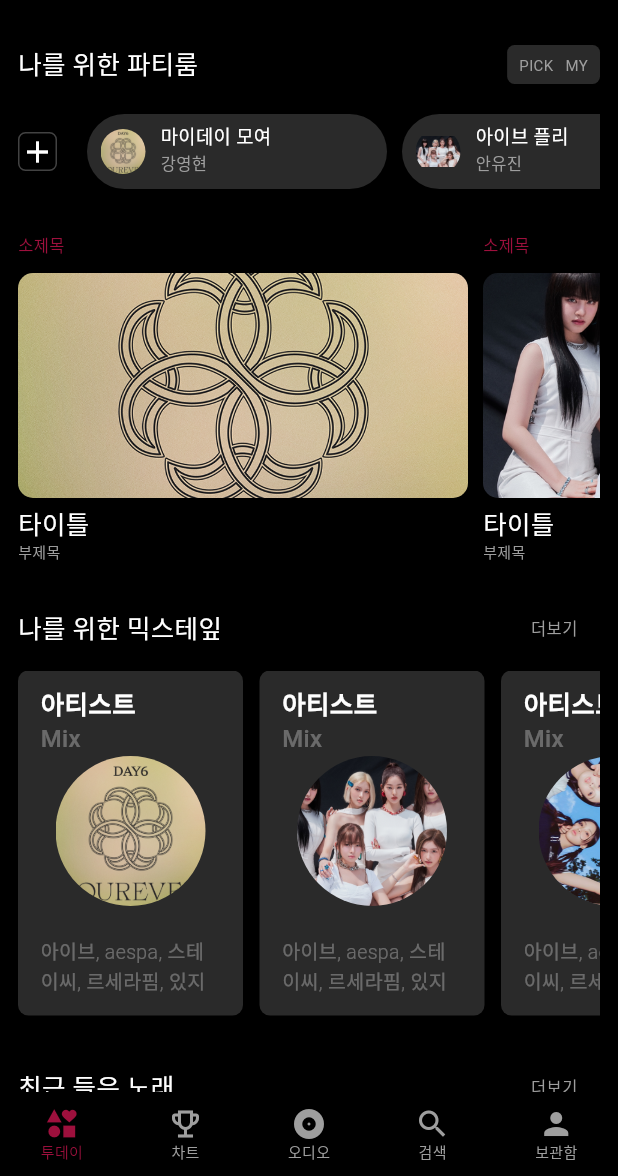
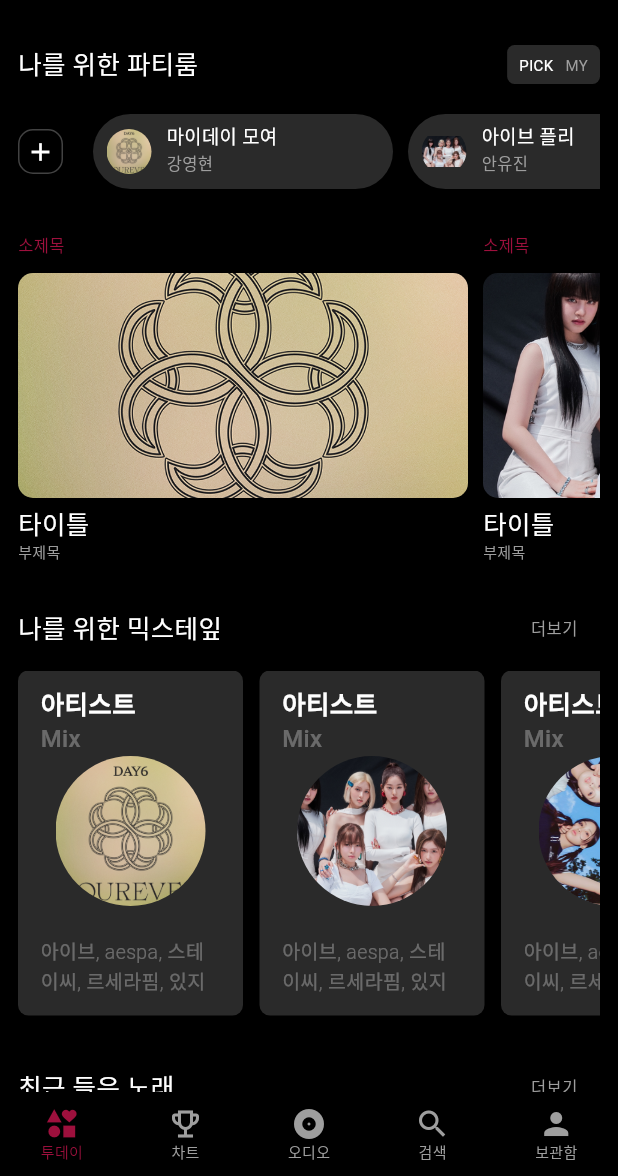
Before and after one commit to SO-HUII/Music-App-Clone-Coding, a Flutter app: the HomeView screen opened by its route, on a phone screen of 412 x 824 dp, the part 60-1236 px from its top. Run offline on Flutter 3.47's test engine with Material 3 defaults, Android fonts, the phone set to English and light mode, and no system bars; our stand-ins replace flutter_svg, get; network calls fail.

```diff
--- a/lib/models/home.model.dart
+++ b/lib/models/home.model.dart
@@ -1,8 +1,7 @@
 class HomeModel {
-  final String no, title, singer;
+  final String title, singer;
 
   HomeModel.fromJson(Map<String, dynamic> json)
-      : no = json['no'],
-        title = json['title'],
+      : title = json['title'],
         singer = json['singer'];
 }
--- a/lib/routes/home/components/partyRoom.widget.dart
+++ b/lib/routes/home/components/partyRoom.widget.dart
@@ -1,7 +1,9 @@
 import 'package:flutter/material.dart';
+import 'package:flutter/widgets.dart';
 import 'package:music_app_clone_coding/common/style/font.dart';
 
 List<Map<String, String>> partyRoomItems = [
+  {"image": "", "title": "", "manager": ""},
   {
     "image": "assets/images/singers/singer.png",
     "title": "마이데이 모여",
@@ -24,8 +26,15 @@ List<Map<String, String>> partyRoomItems = [
   },
 ];
 
-class PartyRoomWidget extends StatelessWidget {
+class PartyRoomWidget extends StatefulWidget {
   const PartyRoomWidget({super.key});
+
+  @override
+  State<PartyRoomWidget> createState() => _PartyRoomWidgetState();
+}
+
+class _PartyRoomWidgetState extends State<PartyRoomWidget> {
+  var isPick = true;
 
   @override
   Widget build(BuildContext context) {
@@ -50,13 +59,19 @@ class PartyRoomWidget extends StatelessWidget {
                 ),
                 child: Row(
                   children: [
-                    Container(
+                    Ink(
                       decoration: BoxDecoration(
-                        color: const Color(0xFF2a2a2a),
+                        color: isPick ? Colors.black : const Color(0xFF2a2a2a),
                         borderRadius: BorderRadius.circular(5),
                       ),
-                      child: const Padding(
-                        padding: EdgeInsets.symmetric(
+                      child: InkWell(
+                        onTap: () {
+                          setState(() {
+                            isPick = true;
+                          });
+                        },
+                        child: Padding(
+                          padding: const EdgeInsets.symmetric(
                             horizontal: 4,
                             vertical: 1,
                           ),
@@ -64,18 +79,25 @@ class PartyRoomWidget extends StatelessWidget {
                             "PICK",
                             style: TextStyle(
                               fontSize: 10,
-                            color: Colors.grey,
+                              color: isPick ? Colors.white : Colors.grey,
                             ),
                           ),
                         ),
                       ),
-                    Container(
+                    ),
+                    Ink(
                       decoration: BoxDecoration(
-                        color: const Color(0xFF2a2a2a),
+                        color: isPick ? const Color(0xFF2a2a2a) : Colors.black,
                         borderRadius: BorderRadius.circular(5),
                       ),
-                      child: const Padding(
-                        padding: EdgeInsets.symmetric(
+                      child: InkWell(
+                        onTap: () {
+                          setState(() {
+                            isPick = false;
+                          });
+                        },
+                        child: Padding(
+                          padding: const EdgeInsets.symmetric(
                             horizontal: 4,
                             vertical: 1,
                           ),
@@ -83,7 +105,8 @@ class PartyRoomWidget extends StatelessWidget {
                             "MY",
                             style: TextStyle(
                               fontSize: 10,
-                            color: Colors.grey,
+                              color: isPick ? Colors.grey : Colors.white,
+                            ),
                           ),
                         ),
                       ),
@@ -95,27 +118,36 @@ class PartyRoomWidget extends StatelessWidget {
           ],
         ),
         const SizedBox(height: 20),
-        SizedBox(
+        isPick
+            ? SizedBox(
                 height: 50,
                 child: Row(
                   children: [
-              Container(
-                decoration: BoxDecoration(
-                  color: Colors.black,
-                  borderRadius: BorderRadius.circular(5),
-                  border: Border.all(color: const Color(0xFF424242)),
-                ),
-                child: const Icon(
-                  Icons.add,
-                  color: Colors.white,
-                ),
-              ),
-              const SizedBox(width: 20),
                     Expanded(
                       child: ListView.builder(
                         scrollDirection: Axis.horizontal,
                         itemCount: partyRoomItems.length,
                         itemBuilder: (context, index) {
+                          if (index == 0) {
+                            return Padding(
+                              padding: const EdgeInsets.fromLTRB(0, 10, 20, 10),
+                              child: Container(
+                                width: 30,
+                                height: 30,
+                                decoration: BoxDecoration(
+                                  color: Colors.black,
+                                  borderRadius: BorderRadius.circular(10),
+                                  border: Border.all(
+                                      color: const Color(0xFF424242)),
+                                ),
+                                child: const Icon(
+                                  Icons.add,
+                                  size: 20,
+                                  color: Colors.white,
+                                ),
+                              ),
+                            );
+                          } else {
                             return Container(
                               width: 200,
                               height: 60,
@@ -143,7 +175,8 @@ class PartyRoomWidget extends StatelessWidget {
                                     ),
                                     const SizedBox(width: 10),
                                     Column(
-                              crossAxisAlignment: CrossAxisAlignment.start,
+                                      crossAxisAlignment:
+                                          CrossAxisAlignment.start,
                                       children: [
                                         Text(
                                           partyRoomItems[index]['title']!,
@@ -170,7 +203,69 @@ class PartyRoomWidget extends StatelessWidget {
                                 ),
                               ),
                             );
+                          }
                         },
+                      ),
+                    ),
+                  ],
+                ),
+              )
+            : Container(
+                decoration: BoxDecoration(
+                  borderRadius: BorderRadius.circular(10),
+                  color: const Color(0xFF2a2a2a),
+                ),
+                padding: const EdgeInsets.symmetric(
+                  horizontal: 15,
+                  vertical: 13,
+                ),
+                child: Row(
+                  children: [
+                    const Icon(
+                      Icons.thumb_up,
+                      color: Colors.white,
+                    ),
+                    const SizedBox(width: 12),
+                    const Column(
+                      crossAxisAlignment: CrossAxisAlignment.start,
+                      children: [
+                        Text(
+                          "다양한 이야기와 음악이 만나는 곳",
+                          style: MyFontFamily.detailTitle,
+                        ),
+                        Text(
+                          "파티룸을 시작해 보세요!",
+                          style: TextStyle(
+                            fontSize: 15,
+                            color: Colors.white,
+                          ),
+                        ),
+                      ],
+                    ),
+                    const SizedBox(width: 65),
+                    Container(
+                      decoration: BoxDecoration(
+                        borderRadius: BorderRadius.circular(10),
+                        color: const Color.fromARGB(255, 77, 76, 76),
+                      ),
+                      padding: const EdgeInsets.symmetric(
+                        horizontal: 7,
+                        vertical: 6,
+                      ),
+                      child: const Row(
+                        mainAxisAlignment: MainAxisAlignment.center,
+                        children: [
+                          Icon(
+                            Icons.add,
+                            color: Colors.white,
+                            size: 15,
+                          ),
+                          Text(
+                            "시작하기",
+                            style: TextStyle(fontSize: 12, color: Colors.white),
+                          ),
+                          SizedBox(width: 2),
+                        ],
                       ),
                     ),
                   ],
```
Lines whose indentation alone changed are shown as unchanged.
